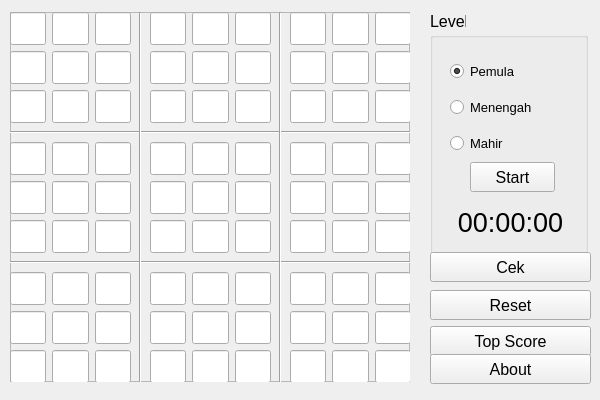
j3rr7/sudoku-qt, file MainWindow.ui: the form before one commit.
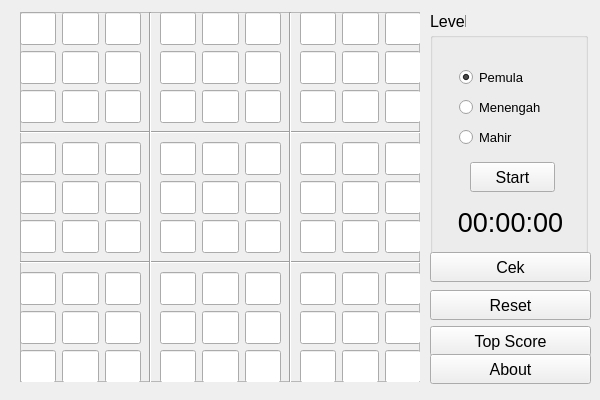
The form after the commit.

What changed in the file:
```diff
--- a/MainWindow.ui
+++ b/MainWindow.ui
@@ -68,7 +68,7 @@
     <property name="title">
      <string/>
     </property>
-    <widget class="QWidget" name="verticalLayoutWidget">
+    <widget class="QGroupBox" name="rbGroupBox">
      <property name="geometry">
       <rect>
        <x>20</x>
@@ -77,6 +77,18 @@
        <height>111</height>
       </rect>
      </property>
+     <property name="autoFillBackground">
+      <bool>false</bool>
+     </property>
+     <property name="styleSheet">
+      <string notr="true">border:0;</string>
+     </property>
+     <property name="flat">
+      <bool>false</bool>
+     </property>
+     <property name="checkable">
+      <bool>false</bool>
+     </property>
      <layout class="QVBoxLayout" name="verticalLayout">
       <item>
        <widget class="QRadioButton" name="rb_pemula">
@@ -252,7 +264,7 @@
    <widget class="QFrame" name="frame">
     <property name="geometry">
      <rect>
-      <x>10</x>
+      <x>20</x>
       <y>12</y>
       <width>400</width>
       <height>370</height>
```
